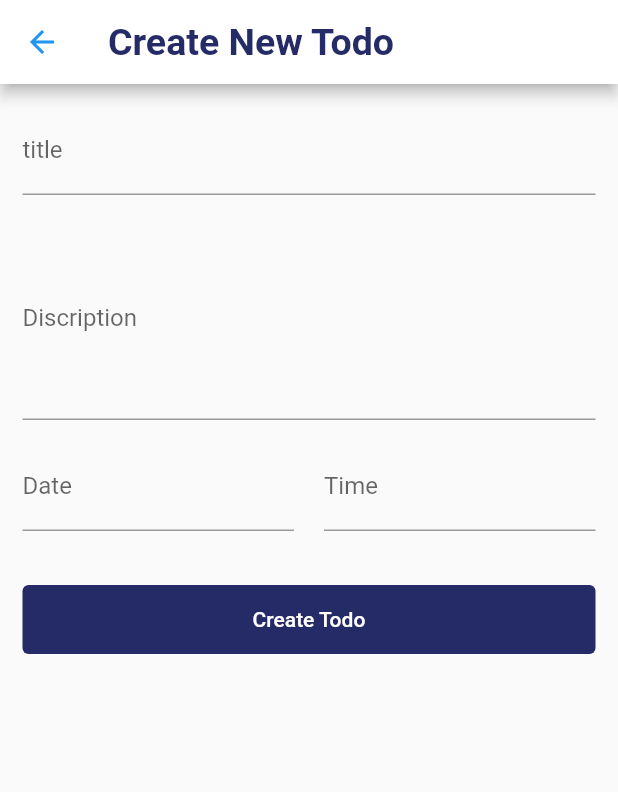
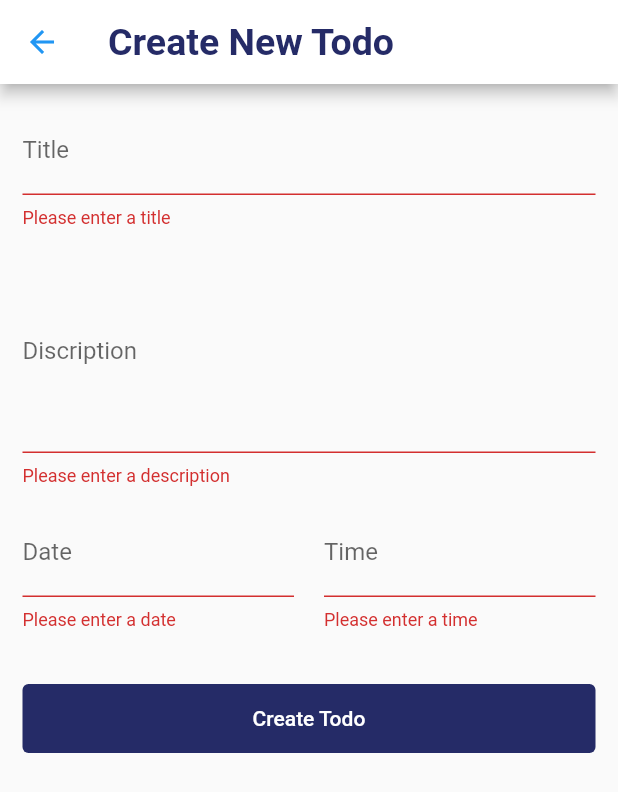
Before and after one commit to mariamatahiru/todo_app, a Flutter app: the CreateTodoView screen opened directly, after a tap on "Create Todo", on a phone screen of 412 x 824 dp. Shown: the top 792 px of the screen. Run offline on Flutter 3.47's test engine with Material 2 defaults, Android fonts, the phone set to English and light mode, and no system bars; our stand-ins replace modal_bottom_sheet; missing offline and left inert: dart:html, dart:js.

Commit message:
imported intl.dart

```diff
--- a/lib/views/create_todo.dart
+++ b/lib/views/create_todo.dart
@@ -2,6 +2,8 @@ import 'dart:html';
 
 import 'package:flutter/material.dart';
 import 'package:todo_app/utils.dart';
+import 'package:todo_app/controllers/todo_controller.dart';
+import 'package:intl/intl.dart';
 
 class CreateTodoView extends StatefulWidget {
   const CreateTodoView({ Key? key }) : super(key: key);
@@ -11,6 +13,12 @@ class CreateTodoView extends StatefulWidget {
 }
 
 class _CreateTodoViewState extends State<CreateTodoView> {
+  final TextEditingController _titleController =TextEditingController();
+  final TextEditingController _descriptionController  =TextEditingController();
+  final TextEditingController _dateController =TextEditingController();
+  final TextEditingController _timeController =TextEditingController();
+  final GlobalKey<FormState> _formkey =GlobalKey();
+  final TodoController _todoController =TodoController();
   @override
   Widget build(BuildContext context) {
     return Scaffold(
@@ -18,18 +26,25 @@ class _CreateTodoViewState extends State<CreateTodoView> {
         title: Text('Create New Todo'),
       ),
       body:Form(
+        key: _formkey,
         child:ListView(
           padding: const EdgeInsets.all(15),
           children: [
         TextFormField(
+          controller: _titleController,
           keyboardType: TextInputType.text,
           textCapitalization: TextCapitalization.sentences,
-          decoration: InputDecoration(label: Text('title'),
-          hintText: 'please input your title here',
+          decoration: InputDecoration(label: Text('Title'),
+          hintText: 'Please input your title here',
           floatingLabelBehavior:FloatingLabelBehavior.never,focusedBorder: UnderlineInputBorder(
             borderSide:BorderSide(color: CostomBlue),
           ),
           ),
+          validator: (value){
+            if(value! .isEmpty){
+              return 'Please enter a title';
+            }
+          },
         ),
         SizedBox(height: 15,
         ),
@@ -38,12 +53,17 @@ class _CreateTodoViewState extends State<CreateTodoView> {
           textCapitalization: TextCapitalization.sentences,
           maxLines: 5,
           decoration:InputDecoration(label: Text('Discription'),
-          hintText: 'please enter a discription here',
+          hintText: 'Please enter a description here',
           floatingLabelBehavior:FloatingLabelBehavior.never,
           focusedBorder: UnderlineInputBorder(
             borderSide: BorderSide(color: CostomBlue),
           ),
           ),
+          validator: (value){
+            if(value! .isEmpty){
+              return 'Please enter a description';
+            }
+          },
         ),
         SizedBox(height: 15,),
         Row(
@@ -54,25 +74,41 @@ class _CreateTodoViewState extends State<CreateTodoView> {
                   showDatePicker(context: context,
                    initialDate: DateTime.now(),
                     firstDate:DateTime.now() ,
-                   lastDate: DateTime.now().add(const Duration(days: 365)));
+                   lastDate: DateTime.now().add(const Duration(days: 365))).then((value) {
+                     setState(() {
+                       _dateController.text = DateFormat.yMMMMd().format(value!);
+                     });
+                   });
                 },
+                controller: _dateController,
                 keyboardType: TextInputType.datetime,
                 textCapitalization: TextCapitalization.sentences,
                 maxLines: 1,
                 decoration: InputDecoration(
                   label: Text('Date'),
-                  hintText: 'please select a date',
+                  hintText: 'Please select a date',
                   floatingLabelBehavior: FloatingLabelBehavior.never,
                   focusedBorder: UnderlineInputBorder(
                     borderSide: BorderSide(color: CostomBlue),
                   )
                 ),
+                validator: (value){
+                  if(value!.isEmpty){
+                    return 'Please enter a date';
+                   } if(value == DateFormat.yMMMMd().format(DateTime.now())){
+                      return 'You selected today\'s date';
+                    }
+                },
               ),
             ),
             SizedBox(width: 20,),
             Expanded(child: TextFormField(
               onTap: (){
-                showTimePicker(context: context, initialTime: TimeOfDay.now());
+                showTimePicker(context: context, initialTime: TimeOfDay.now()).then((value) {
+                  setState(() {
+                    _timeController.text = value! .format(context);
+                  });
+                });
               },
                keyboardType: TextInputType.datetime,
                 textCapitalization: TextCapitalization.sentences,
@@ -85,11 +121,30 @@ class _CreateTodoViewState extends State<CreateTodoView> {
                     borderSide: BorderSide(color: CostomBlue),
             ),
             ),
-            ),
+            validator: (value){
+              if(value!.isEmpty){
+                return 'Please enter a time';
+              }if(value == DateFormat.yMMMMd().format(DateTime.now())){
+                      return 'You selected today\'s time';
+              }
+             }
+              ),
             )],
         ),
         SizedBox(height: 35,),
-        TextButton(onPressed: (){}, child:Text('Create Todo',
+        TextButton(onPressed: ()async{
+          if(_formkey.currentState!.validate()){
+            String dateTime = _dateController.text + " " + _timeController.text;
+
+            //Todo isLoading
+            setState(() {
+
+            });
+
+            bool isSucessfull = await _todoController.createTodo
+            (Title: _titleController.text, description: _descriptionController.text, dateTime: dateTime);
+          }
+        }, child:Text('Create Todo',
         style: TextStyle(color: Colors.white),
         ),
         style: TextButton .styleFrom(
```
